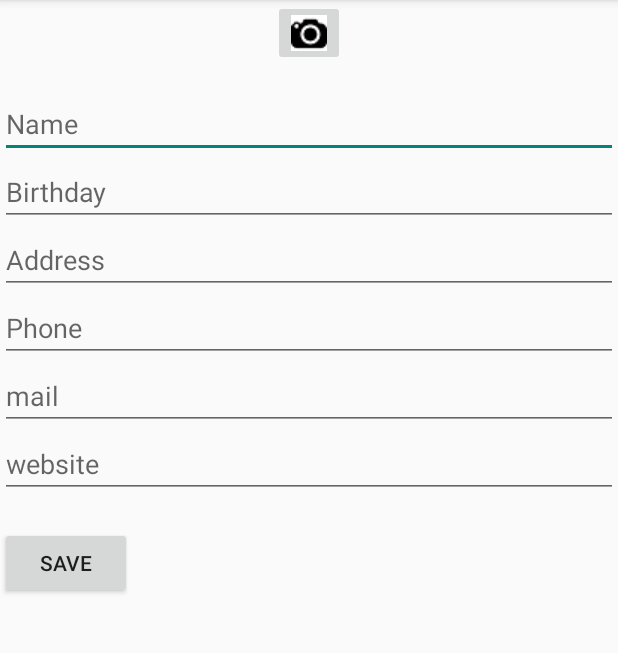
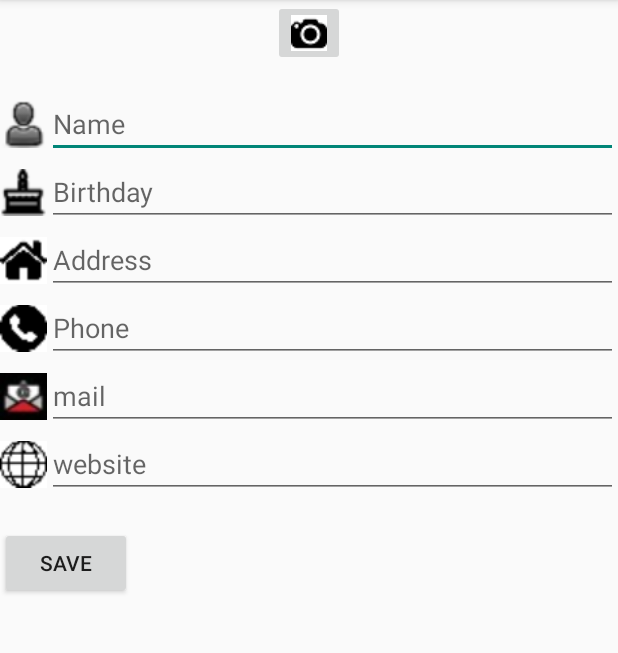
Before and after one commit to CrystalOfLife/FriendStalkerApp, an Android app: the AddFriendActivity screen opened directly, with no data from a screen before it, on a phone screen of 412 x 824 dp, the part 84-737 px from its top. Run offline under Robolectric (Android 15) with nearby library versions, the phone set to English and light mode, and no system bars.

Commit message:
fixing stuff on addfreiend menu

```diff
--- a/app/src/main/res/layout/add_friend.xml
+++ b/app/src/main/res/layout/add_friend.xml
@@ -1,5 +1,6 @@
 <?xml version="1.0" encoding="utf-8"?>
 <LinearLayout xmlns:android="http://schemas.android.com/apk/res/android"
+    xmlns:app="http://schemas.android.com/apk/res-auto"
     android:orientation="vertical"
     android:layout_width="match_parent"
     android:layout_height="match_parent">
@@ -17,47 +18,131 @@
             android:layout_gravity="center_horizontal"/>
     </FrameLayout>
 
+    <LinearLayout
+        android:layout_width="match_parent"
+        android:layout_height="wrap_content"
+        android:orientation="horizontal">
+
+        <ImageView
+            android:id="@+id/imageView"
+            android:layout_width="62dp"
+            android:layout_height="match_parent"
+            android:layout_weight="1"
+            app:srcCompat="@drawable/personicon" />
+
         <EditText
             android:id="@+id/editName"
             android:layout_width="match_parent"
             android:layout_height="wrap_content"
+            android:layout_weight="1"
             android:hint="Name"
             android:inputType="textPersonName" />
+    </LinearLayout>
+
+    <LinearLayout
+        android:layout_width="match_parent"
+        android:layout_height="wrap_content"
+        android:orientation="horizontal">
+
+        <ImageView
+            android:id="@+id/imageView2"
+            android:layout_width="62dp"
+            android:layout_height="match_parent"
+            android:layout_weight="1"
+            app:srcCompat="@drawable/birthdayicon" />
 
         <EditText
             android:id="@+id/editBirthday"
             android:layout_width="match_parent"
             android:layout_height="wrap_content"
+            android:layout_weight="1"
             android:hint="Birthday"
-        android:inputType="date"/>
+            android:inputType="date" />
+    </LinearLayout>
+
+    <LinearLayout
+        android:layout_width="match_parent"
+        android:layout_height="wrap_content"
+        android:orientation="horizontal">
+
+        <ImageView
+            android:id="@+id/imageView3"
+            android:layout_width="62dp"
+            android:layout_height="match_parent"
+            android:layout_weight="1"
+            app:srcCompat="@drawable/houseicon" />
 
         <EditText
             android:id="@+id/editAddress"
             android:layout_width="match_parent"
             android:layout_height="wrap_content"
+            android:layout_weight="1"
             android:hint="Address"
-        android:inputType="text"/>
+            android:inputType="text" />
+    </LinearLayout>
+
+    <LinearLayout
+        android:layout_width="match_parent"
+        android:layout_height="wrap_content"
+        android:orientation="horizontal">
+
+        <ImageView
+            android:id="@+id/imageView4"
+            android:layout_width="62dp"
+            android:layout_height="match_parent"
+            android:layout_weight="1"
+            app:srcCompat="@drawable/phoneicon" />
 
         <EditText
             android:id="@+id/editPhone"
             android:layout_width="match_parent"
             android:layout_height="wrap_content"
+            android:layout_weight="1"
             android:hint="Phone"
-        android:inputType="phone"/>
+            android:inputType="phone" />
+    </LinearLayout>
+
+    <LinearLayout
+        android:layout_width="match_parent"
+        android:layout_height="wrap_content"
+        android:orientation="horizontal">
+
+        <ImageView
+            android:id="@+id/imageView5"
+            android:layout_width="62dp"
+            android:layout_height="match_parent"
+            android:layout_weight="1"
+            app:srcCompat="@drawable/mail" />
 
         <EditText
             android:id="@+id/editMail"
             android:layout_width="match_parent"
             android:layout_height="wrap_content"
+            android:layout_weight="1"
             android:hint="mail"
-        android:inputType="textEmailAddress"/>
+            android:inputType="textEmailAddress" />
+    </LinearLayout>
+
+    <LinearLayout
+        android:layout_width="match_parent"
+        android:layout_height="wrap_content"
+        android:orientation="horizontal">
+
+        <ImageView
+            android:id="@+id/imageView6"
+            android:layout_width="62dp"
+            android:layout_height="match_parent"
+            android:layout_weight="1"
+            app:srcCompat="@drawable/webicon" />
 
         <EditText
             android:id="@+id/editWebsite"
             android:layout_width="match_parent"
             android:layout_height="wrap_content"
+            android:layout_weight="1"
             android:hint="website"
-        android:inputType="text"/>
+            android:inputType="text" />
+    </LinearLayout>
 
     <TextView
         android:id="@+id/txtFail"
```
Also changed, not shown: app/src/main/res/drawable/birthdayicon.png (added), app/src/main/res/drawable/personicon.png (added). Lines whose indentation alone changed are shown as unchanged.
